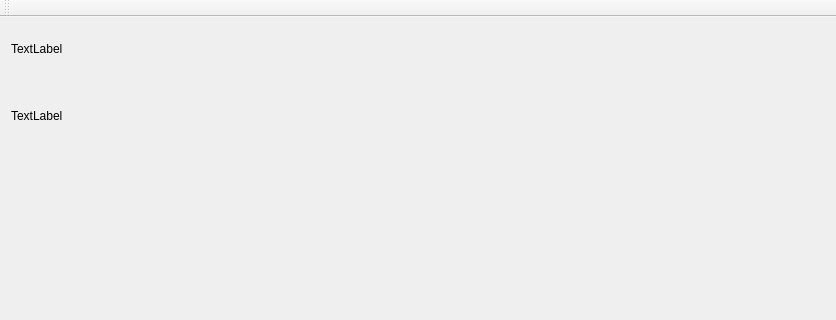
Old version of the form GUI/CommunityDetectionGUI/mainwindow.ui in the repository yalewoo/CommunityDetection; both pictures show x 0 to 836 and y 0 to 320 of the 836 by 690 pixel window.
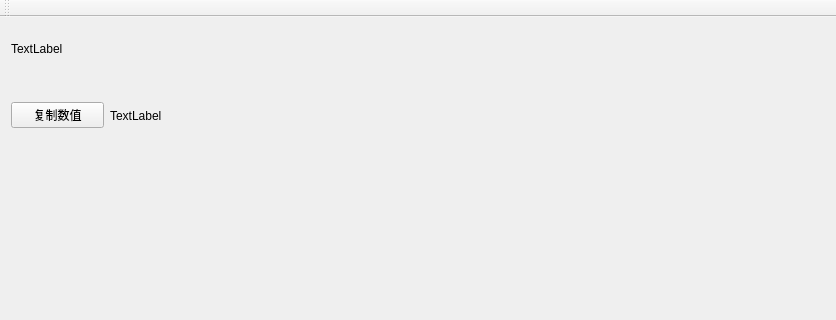
New version of the form. Custom widgets are drawn as their Qt base class.

```diff
--- a/GUI/CommunityDetectionGUI/mainwindow.ui
+++ b/GUI/CommunityDetectionGUI/mainwindow.ui
@@ -35,6 +35,21 @@
      </widget>
     </item>
     <item>
+     <layout class="QHBoxLayout" name="horizontalLayout_2">
+      <item>
+       <widget class="QPushButton" name="pushButton">
+        <property name="maximumSize">
+         <size>
+          <width>93</width>
+          <height>16777215</height>
+         </size>
+        </property>
+        <property name="text">
+         <string>复制数值</string>
+        </property>
+       </widget>
+      </item>
+      <item>
      <widget class="QLabel" name="info">
       <property name="sizePolicy">
        <sizepolicy hsizetype="Preferred" vsizetype="Fixed">
@@ -52,6 +67,8 @@
        <string>TextLabel</string>
       </property>
      </widget>
+      </item>
+     </layout>
     </item>
     <item>
      <widget class="QWidget" name="widget" native="true">
```
Lines whose indentation alone changed are shown as unchanged.
